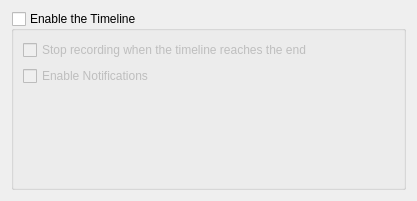
First picture: the form in src/ui/timelineconfig.ui, repository hippich/recorditnow, before the edit.
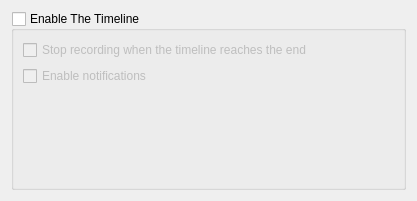
Second picture: the form after the edit.

```diff
--- a/src/ui/timelineconfig.ui
+++ b/src/ui/timelineconfig.ui
@@ -20,7 +20,7 @@
    <item>
     <widget class="QGroupBox" name="kcfg_showTimeLine">
      <property name="title">
-      <string>Enable the Timeline</string>
+      <string>Enable The Timeline</string>
      </property>
      <property name="flat">
       <bool>false</bool>
@@ -45,7 +45,7 @@
       <item row="1" column="0" colspan="2">
        <widget class="QCheckBox" name="kcfg_timelineNotifications">
         <property name="text">
-         <string>Enable Notifications</string>
+         <string>Enable notifications</string>
         </property>
        </widget>
       </item>
```
